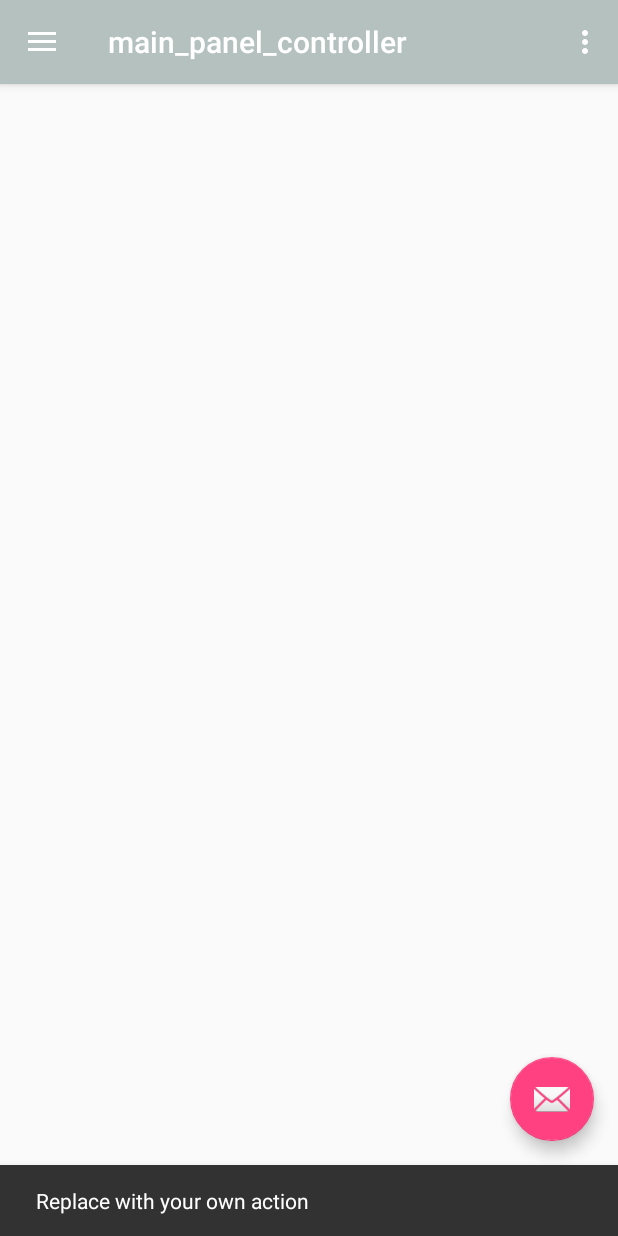
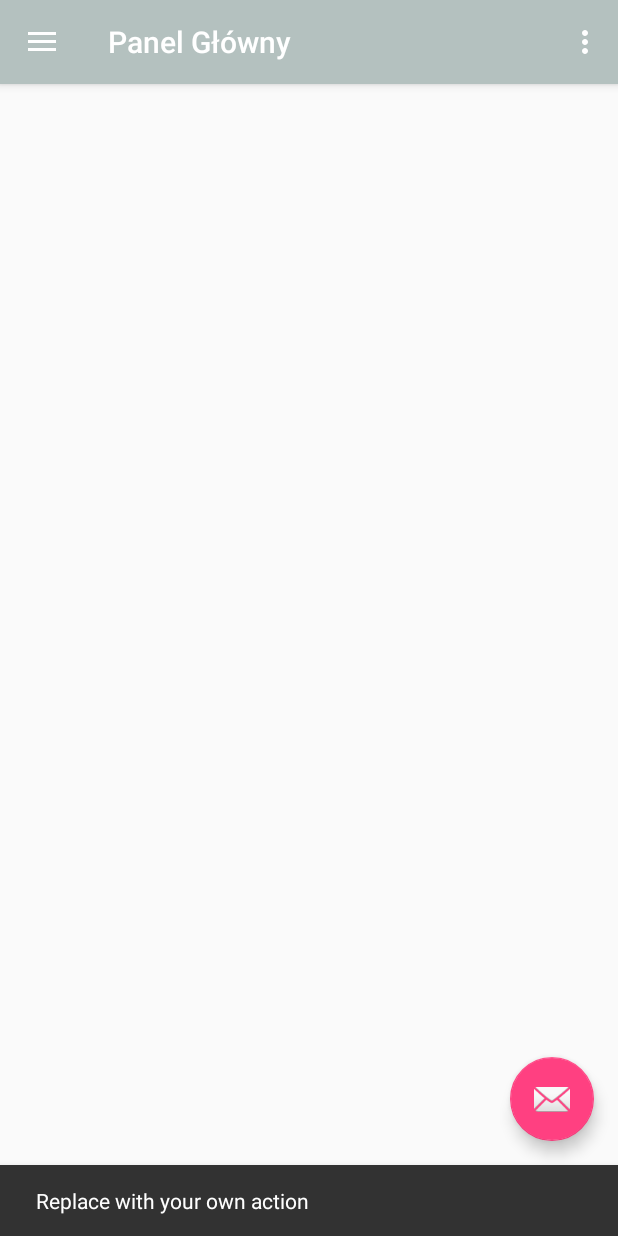
Before and after one commit to Frehon/MyPersonalTrainerApplication, an Android app: the main_panel_controller screen opened directly, with no data from a screen before it, after a tap on an icon or button, on a phone screen of 412 x 824 dp. Run offline under Robolectric (Android 15) with nearby library versions, the phone set to English and light mode, and no system bars.

Commit message:
started main panel activity.

```diff
--- a/app/src/main/res/layout/log_in_view.xml
+++ b/app/src/main/res/layout/log_in_view.xml
@@ -17,7 +17,7 @@
         android:layout_width="match_parent"
         android:layout_height="wrap_content"
         app:srcCompat="@drawable/unlock"
-        android:id="@+id/imageView7" />
+        android:id="@+id/unlockImageView" />
 
     <ProgressBar
         android:id="@+id/login_progress"
@@ -30,7 +30,7 @@
     <ScrollView
         android:id="@+id/login_form"
         android:layout_width="match_parent"
-        android:layout_height="348dp">
+        android:layout_height="match_parent">
 
 
         <LinearLayout
--- a/app/src/main/res/menu/main_panel_view_drawer.xml
+++ b/app/src/main/res/menu/main_panel_view_drawer.xml
@@ -1,35 +1,38 @@
 <?xml version="1.0" encoding="utf-8"?>
 <menu xmlns:android="http://schemas.android.com/apk/res/android">
-
     <group android:checkableBehavior="single">
         <item
-            android:id="@+id/nav_camera"
-            android:icon="@drawable/ic_menu_camera"
-            android:title="Import" />
+            android:id="@+id/dietaryCalendarTab"
+            android:icon="@mipmap/ic_date_range_black_48dp"
+            android:title="Kalendarz Dietetyczny" />
         <item
-            android:id="@+id/nav_gallery"
-            android:icon="@drawable/ic_menu_gallery"
-            android:title="Gallery" />
+            android:id="@+id/addNewTrainingTab"
+            android:icon="@mipmap/ic_add_circle_black_48dp"
+            android:title="Dodaj nowy Trening" />
         <item
-            android:id="@+id/nav_slideshow"
-            android:icon="@drawable/ic_menu_slideshow"
-            android:title="Slideshow" />
-        <item
-            android:id="@+id/nav_manage"
-            android:icon="@drawable/ic_menu_manage"
-            android:title="Tools" />
+            android:id="@+id/trainingHistoryTab"
+            android:icon="@mipmap/ic_save_black_48dp"
+            android:title="Historia Treningów" />
     </group>
 
-    <item android:title="Communicate">
+    <item android:title="Zarządzanie Kontem">
         <menu>
             <item
-                android:id="@+id/nav_share"
-                android:icon="@drawable/ic_menu_share"
-                android:title="Share" />
+                android:id="@+id/settingsTab"
+                android:icon="@mipmap/ic_settings_black_48dp"
+                android:title="Ustawienia Użytkownika" />
             <item
-                android:id="@+id/nav_send"
-                android:icon="@drawable/ic_menu_send"
-                android:title="Send" />
+                android:id="@+id/logOutTab"
+                android:icon="@mipmap/ic_power_settings_new_black_48dp"
+                android:title="Wyloguj" />
+        </menu>
+    </item>
+    <item android:title="Dodatkowo">
+        <menu>
+            <item
+                android:id="@+id/rateTheAppTab"
+                android:icon="@mipmap/ic_star_rate_black_18dp"
+                android:title="Oceń Aplikację" />
         </menu>
     </item>
 
--- a/app/src/main/res/values/dimens.xml
+++ b/app/src/main/res/values/dimens.xml
@@ -9,5 +9,5 @@
     <dimen name="item_width">200dp</dimen>
     <!-- Default screen margins, per the Android Design guidelines. -->
     <dimen name="nav_header_vertical_spacing">16dp</dimen>
-    <dimen name="nav_header_height">160dp</dimen>
+    <dimen name="nav_header_height">180dp</dimen>
 </resources>
--- a/app/src/main/res/values/strings.xml
+++ b/app/src/main/res/values/strings.xml
@@ -32,7 +32,7 @@
     </string>
     <string name="title_item_list">Items</string>
     <string name="title_item_detail">Item Detail</string>
-    <string name="title_activity_main_panel_controller">main_panel_controller</string>
+    <string name="title_activity_main_panel_controller">Panel Główny</string>
 
     <string name="navigation_drawer_open">Open navigation drawer</string>
     <string name="navigation_drawer_close">Close navigation drawer</string>
```
Also changed, not shown: app/src/main/java/pl/edu/pwr/a200184student/my_personal_trainer/controller/main_panel_controller.java (+10 -7 lines), app/src/main/res/layout/nav_header_main_panel_controller.xml (+7 -11 lines), app/src/main/res/layout/on_start_view.xml (+24 -24 lines), app/src/main/res/layout/registry_view.xml (+12 -12 lines).
